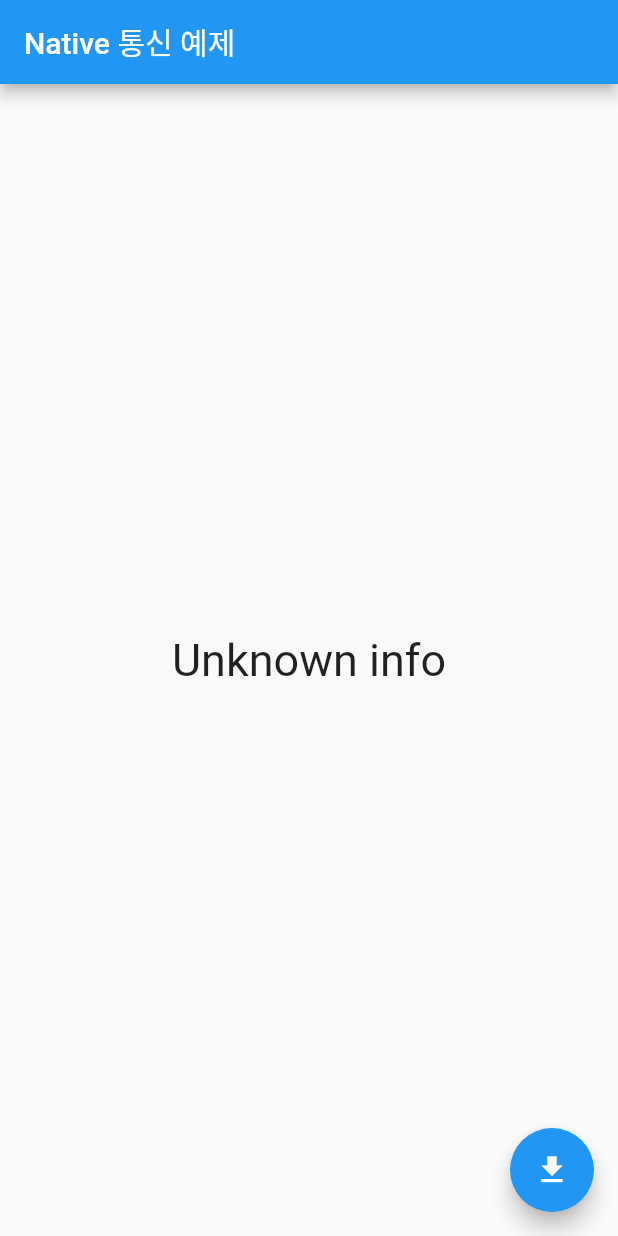
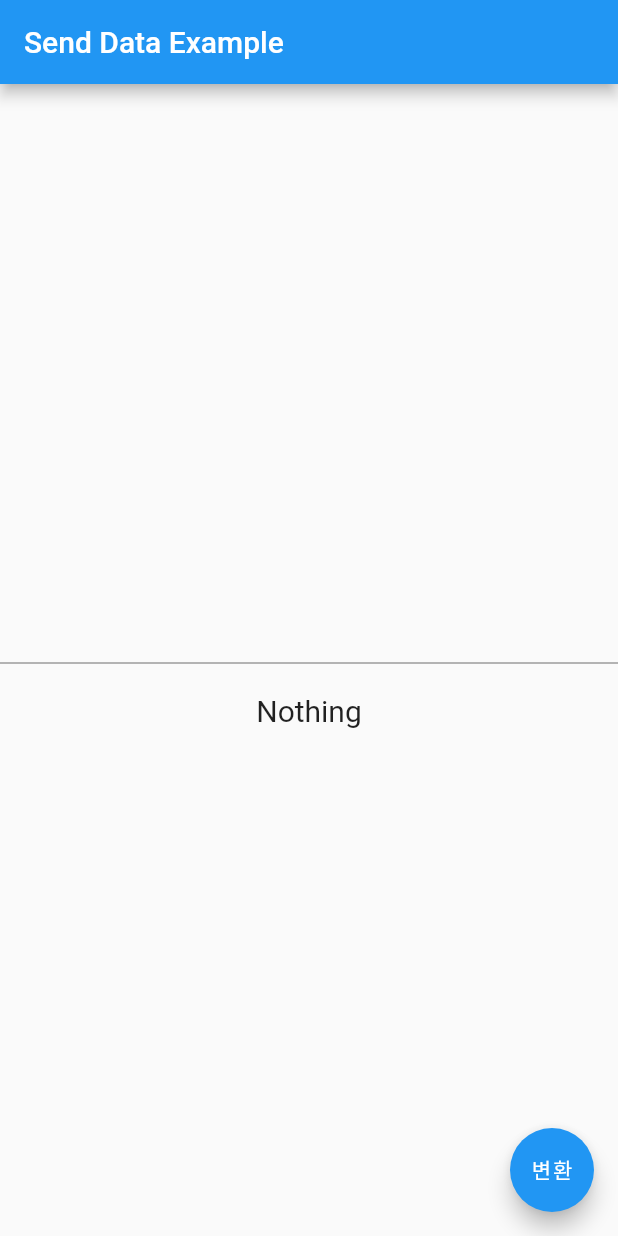
Before and after one commit to rival6821/flutter_book, a Flutter app: the screen it shows after launch, on a phone screen of 412 x 824 dp. Run offline on Flutter 3.47's test engine with Material 2 defaults, Android fonts, the phone set to English and light mode, and no system bars; our stand-ins replace dio.

Commit message:
native api

```diff
--- a/native_example/lib/main.dart
+++ b/native_example/lib/main.dart
@@ -3,6 +3,7 @@ import 'dart:io';
 import 'package:flutter/cupertino.dart';
 import 'package:flutter/material.dart';
 import 'package:flutter/services.dart';
+import 'package:native_example/sendDataExample.dart';
 
 void main() {
   runApp(const MyApp());
@@ -20,7 +21,7 @@ class MyApp extends StatelessWidget {
       return MaterialApp(
         title: 'Flutter Demo',
         theme: ThemeData(primarySwatch: Colors.blue),
-        home: NativeApp(),
+        home: SendDataExample(),
       );
     }
   }
--- /dev/null
+++ b/native_example/lib/sendDataExample.dart
@@ -0,0 +1,57 @@
+import 'package:flutter/material.dart';
+import 'package:flutter/services.dart';
+
+class SendDataExample extends StatefulWidget {
+  const SendDataExample({Key? key}) : super(key: key);
+
+  @override
+  _SendDataExampleState createState() => _SendDataExampleState();
+}
+
+class _SendDataExampleState extends State<SendDataExample> {
+  static const platform = const MethodChannel('com.flutter.dev/encrypto');
+
+  TextEditingController controller = TextEditingController();
+  String _changeText = 'Nothing';
+
+  @override
+  Widget build(BuildContext context) {
+    return Scaffold(
+      appBar: AppBar(
+        title: Text('Send Data Example'),
+      ),
+      body: Container(
+        child: Center(
+            child: Column(
+          children: [
+            TextField(
+              controller: controller,
+              keyboardType: TextInputType.text,
+            ),
+            SizedBox(
+              height: 20,
+            ),
+            Text(
+              _changeText,
+              style: TextStyle(fontSize: 20),
+            )
+          ],
+          mainAxisAlignment: MainAxisAlignment.center,
+        )),
+      ),
+      floatingActionButton: FloatingActionButton(
+        onPressed: () {
+          _sendData(controller.value.text);
+        },
+        child: Text('변환'),
+      ),
+    );
+  }
+
+  Future<void> _sendData(String text) async {
+    final String result = await platform.invokeMethod('getEncrypto', text);
+    setState(() {
+      _changeText = result;
+    });
+  }
+}
```
Also changed, not shown: 1 other file.
